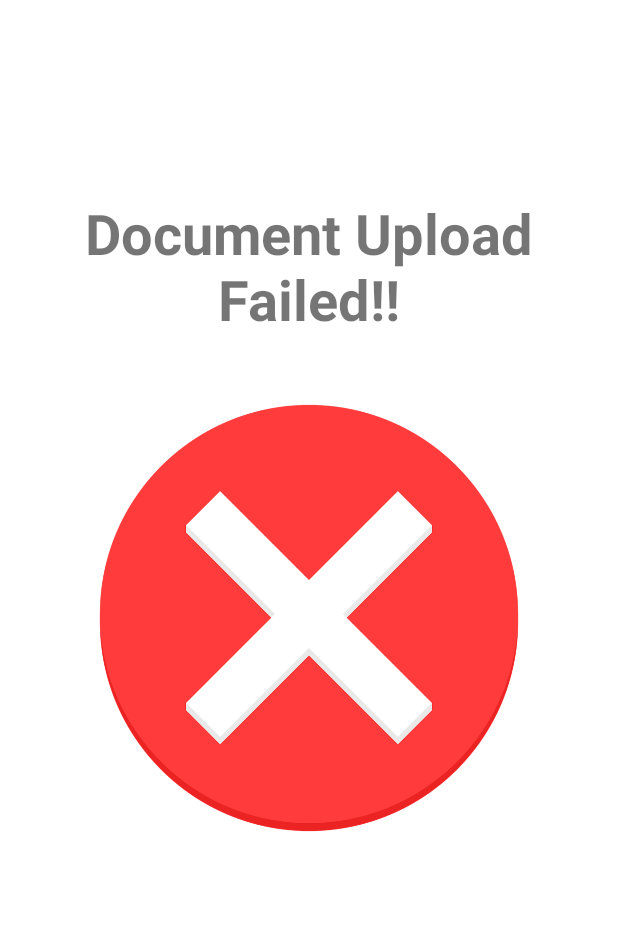
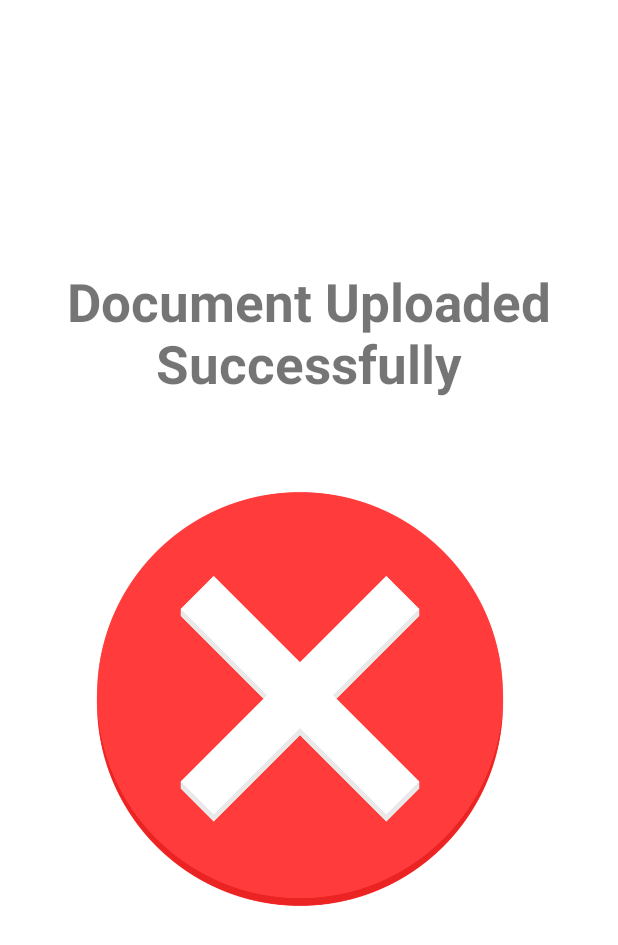
Before and after one commit to arpitsaxena47/Arpit_Doc_Upload_Library, an Android app: the layout activity_failure.xml on its own in the app's theme, with its tools: preview values and no code run, on a phone screen of 412 x 824 dp. Shown: the top 945 px of the screen. Run offline under Robolectric (Android 15) with nearby library versions, the phone set to English and light mode, and no system bars.

Commit message:
new update

```diff
--- a/DocLibrary/src/main/res/layout/activity_failure.xml
+++ b/DocLibrary/src/main/res/layout/activity_failure.xml
@@ -3,22 +3,25 @@
     xmlns:app="http://schemas.android.com/apk/res-auto"
     xmlns:tools="http://schemas.android.com/tools"
     android:layout_width="match_parent"
-    android:layout_height="match_parent">
+    android:layout_height="match_parent"
+    android:gravity="center">
 
     <ImageView
-        android:id="@+id/imgSuccess"
-        android:layout_width="match_parent"
-        android:layout_height="match_parent"
-        app:srcCompat="@drawable/failure" />
+        android:id="@+id/imgFailure"
+        android:layout_width="400dp"
+        android:layout_height="400dp"
+        app:srcCompat="@drawable/failure"
+        android:layout_below="@+id/txtFailure"/>
 
     <TextView
+        android:id="@+id/txtFailure"
         android:layout_width="wrap_content"
         android:layout_height="wrap_content"
         android:layout_centerHorizontal="true"
-        android:layout_marginTop="130dp"
+        android:layout_marginTop="20dp"
         android:gravity="center_horizontal"
-        android:text="Document Upload Failed!!"
-        android:textSize="37sp"
+        android:text="Document Uploaded Successfully"
+        android:textSize="35sp"
         android:textStyle="bold" />
 
 </RelativeLayout>
--- a/app/build.gradle
+++ b/app/build.gradle
@@ -34,10 +34,12 @@ dependencies {
     implementation 'androidx.appcompat:appcompat:1.3.1'
     implementation 'com.google.android.material:material:1.4.0'
     implementation 'androidx.constraintlayout:constraintlayout:2.0.4'
+    implementation project(path: ':DocLibrary')
     testImplementation 'junit:junit:4.+'
     androidTestImplementation 'androidx.test.ext:junit:1.1.3'
     androidTestImplementation 'androidx.test.espresso:espresso-core:3.4.0'
-    implementation 'com.github.arpitsaxena47:Arpit_Doc_Upload_Library:0.1.0'
+//    implementation 'com.github.arpitsaxena47:Arpit_Doc_Upload_Library:0.1.0'
+
     // Import the BoM for the Firebase platform
     implementation platform('com.google.firebase:firebase-bom:28.3.0')
 
--- a/settings.gradle
+++ b/settings.gradle
@@ -1,5 +1,2 @@
 include ':DocLibrary'
 include ':app'
-rootProject.name = "Arpit Doc Upload Library"
-include ':DocLibrary'
-project (':DocLibrary').projectDir = new File('C:\\AndroidProjects\\ArpitDocUploadLibrary\\DocLibrary')
```
Also changed, not shown: DocLibrary/src/main/res/layout/activity_success.xml (+8 -5 lines).
